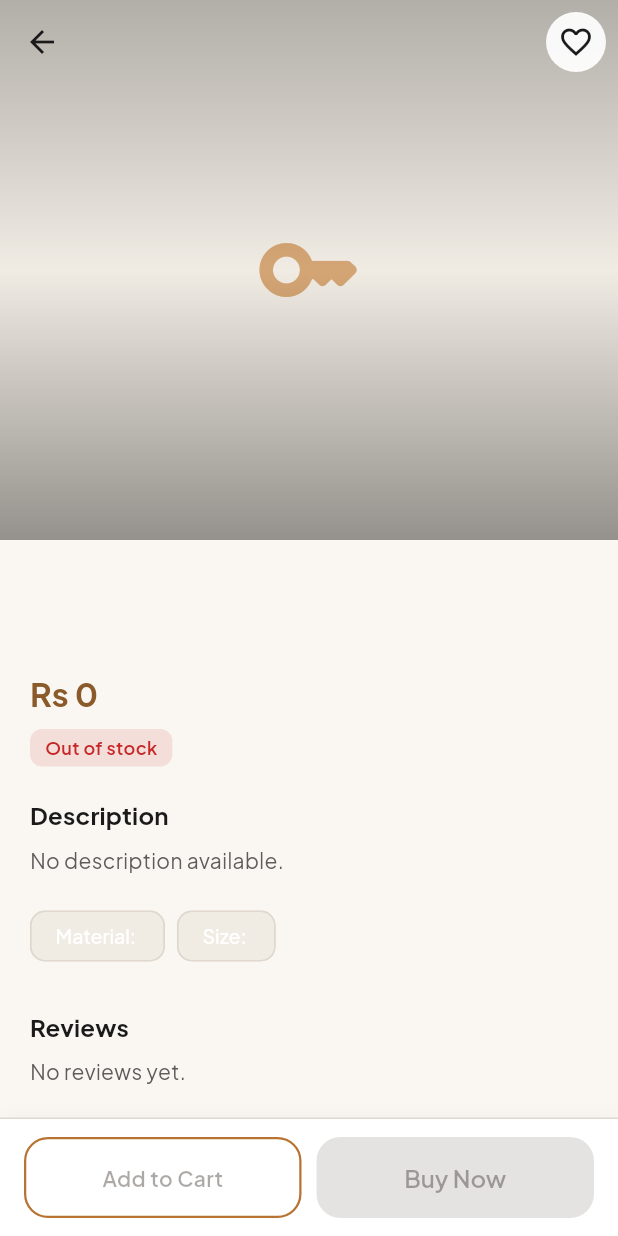
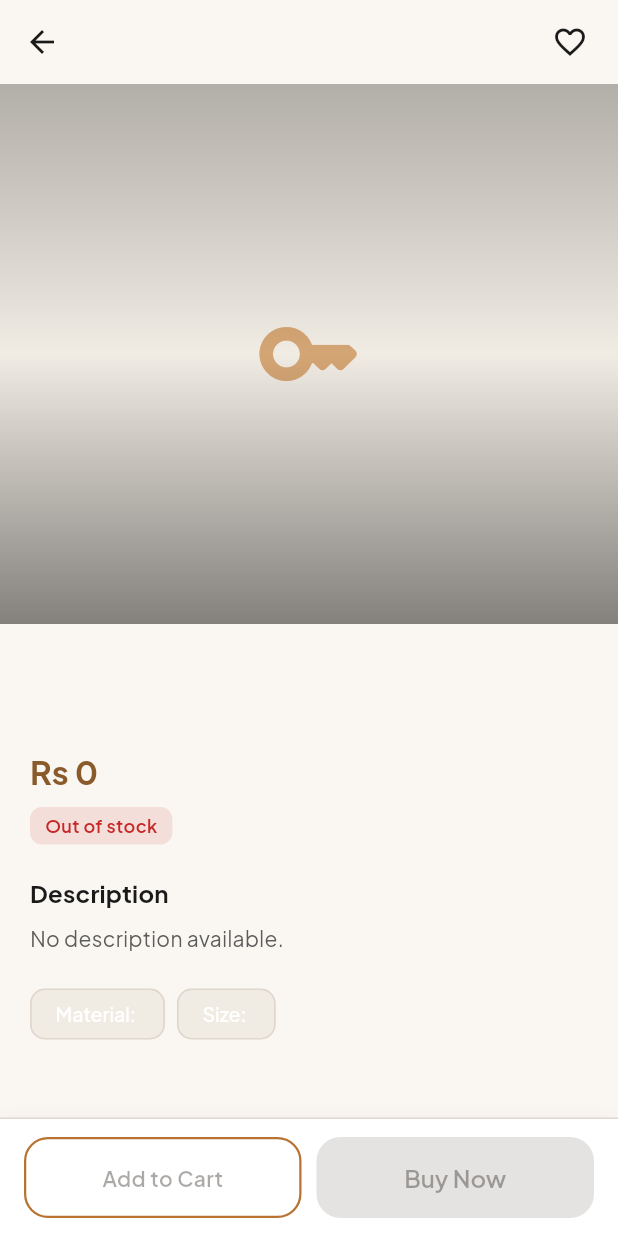
Before and after one commit to sairaazizsayra-cloud/final-year-project, a Flutter app: the ProductDetailScreen screen opened directly with empty values, on a phone screen of 412 x 824 dp. Run offline on Flutter 3.47's test engine with Material 3 defaults, Android fonts, the phone set to English and light mode, and no system bars; our stand-ins replace cached_network_image, cloud_firestore, cloud_functions, firebase_auth, firebase_core, firebase_messaging and 5 more; accounts and stored records are empty.

Commit message:
Update product detail screen.
Co-authored-by: Cursor <cursoragent@cursor.com>

```diff
--- a/lib/screens/products/product_detail_screen.dart
+++ b/lib/screens/products/product_detail_screen.dart
@@ -31,6 +31,7 @@ class _ProductDetailScreenState extends State<ProductDetailScreen> {
   int _imageIndex = 0;
   String? _selectedColor;
   final _customTextController = TextEditingController();
+  final _pageController = PageController();
 
   @override
   void initState() {
@@ -83,6 +84,7 @@ class _ProductDetailScreenState extends State<ProductDetailScreen> {
 
   @override
   void dispose() {
+    _pageController.dispose();
     _customTextController.dispose();
     super.dispose();
   }
@@ -156,22 +158,14 @@ class _ProductDetailScreenState extends State<ProductDetailScreen> {
     final product = _product!;
     final favorites = context.watch<FavoritesProvider>();
     final isFav = favorites.isFavorite(product.id);
-    final images = product.images.isNotEmpty
-        ? product.images
-        : <String>[];
+    final images = product.images.where((url) => url.trim().isNotEmpty).toList();
 
     return Scaffold(
-      body: CustomScrollView(
-        slivers: [
-          SliverAppBar(
-            expandedHeight: 360,
-            pinned: true,
+      appBar: AppBar(
         backgroundColor: AppColors.background,
         actions: [
           Padding(
             padding: const EdgeInsets.only(right: 8),
-                child: CircleAvatar(
-                  backgroundColor: Colors.white.withValues(alpha: 0.92),
             child: IconButton(
               onPressed: () => favorites.toggle(product.id),
               icon: Icon(
@@ -180,87 +174,19 @@ class _ProductDetailScreenState extends State<ProductDetailScreen> {
               ),
             ),
           ),
-              ),
-            ],
-            flexibleSpace: FlexibleSpaceBar(
-              background: Stack(
-                fit: StackFit.expand,
-                children: [
-                  if (images.isEmpty)
-                    Container(
-                      color: AppColors.surfaceMuted,
-                      child: const Icon(
-                        Icons.key_rounded,
-                        size: 72,
-                        color: AppColors.primaryLight,
-                      ),
-                    )
-                  else
-                    PageView.builder(
-                      itemCount: images.length,
-                      onPageChanged: (i) => setState(() => _imageIndex = i),
-                      itemBuilder: (context, index) {
-                        return CachedNetworkImage(
-                          imageUrl: images[index],
-                          fit: BoxFit.cover,
-                          placeholder: (context, url) =>
-                              Container(color: AppColors.surfaceMuted),
-                          errorWidget: (context, url, error) => Container(
-                            color: AppColors.surfaceMuted,
-                            child: const Icon(Icons.broken_image_outlined),
-                          ),
-                        );
-                      },
-                    ),
-                  const DecoratedBox(
-                    decoration: BoxDecoration(
-                      gradient: LinearGradient(
-                        begin: Alignment.topCenter,
-                        end: Alignment.bottomCenter,
-                        colors: [
-                          Colors.black26,
-                          Colors.transparent,
-                          Colors.black38,
         ],
       ),
+      body: ListView(
+        padding: const EdgeInsets.fromLTRB(0, 0, 0, 24),
+        children: [
+          _ProductImageGallery(
+            images: images,
+            index: _imageIndex,
+            controller: _pageController,
+            onIndexChanged: (i) => setState(() => _imageIndex = i),
           ),
-                  ),
-                ],
-              ),
-            ),
-          ),
-          if (images.length > 1)
-            SliverToBoxAdapter(
-              child: Padding(
-                padding: const EdgeInsets.only(top: 10),
-                child: Row(
-                  mainAxisAlignment: MainAxisAlignment.center,
-                  children: List.generate(images.length, (i) {
-                    return Container(
-                      width: 8,
-                      height: 8,
-                      margin: const EdgeInsets.symmetric(horizontal: 3),
-                      decoration: BoxDecoration(
-                        shape: BoxShape.circle,
-                        color: i == _imageIndex
-                            ? AppColors.primary
-                            : AppColors.border,
-                      ),
-                    );
-                  }),
-                ),
-              ),
-            ),
-          SliverToBoxAdapter(
-            child: Container(
-              margin: const EdgeInsets.only(top: 4),
-              padding: const EdgeInsets.fromLTRB(20, 20, 20, 120),
-              decoration: const BoxDecoration(
-                color: AppColors.background,
-                borderRadius: BorderRadius.vertical(
-                  top: Radius.circular(AppRadii.lg),
-                ),
-              ),
+          Padding(
+            padding: const EdgeInsets.fromLTRB(20, 20, 20, 32),
             child: Column(
               crossAxisAlignment: CrossAxisAlignment.start,
               children: [
@@ -293,8 +219,7 @@ class _ProductDetailScreenState extends State<ProductDetailScreen> {
                       const SizedBox(width: 10),
                       Text(
                         Formatters.currency(product.price),
-                          style:
-                              Theme.of(context).textTheme.bodyMedium?.copyWith(
+                        style: Theme.of(context).textTheme.bodyMedium?.copyWith(
                               decoration: TextDecoration.lineThrough,
                               color: AppColors.textHint,
                             ),
@@ -325,8 +250,11 @@ class _ProductDetailScreenState extends State<ProductDetailScreen> {
                 Row(
                   children: [
                     if (product.rating > 0) ...[
-                        const Icon(Icons.star_rounded,
-                            color: AppColors.warning, size: 20),
+                      const Icon(
+                        Icons.star_rounded,
+                        color: AppColors.warning,
+                        size: 20,
+                      ),
                       const SizedBox(width: 4),
                       Text(
                         '${product.rating.toStringAsFixed(1)} (${product.totalReviews})',
@@ -376,7 +304,9 @@ class _ProductDetailScreenState extends State<ProductDetailScreen> {
                         height: 1.5,
                       ),
                 ),
-                  if (product.material != null || product.size != null) ...[
+                if (product.material != null ||
+                    product.size != null ||
+                    product.isCustomizable) ...[
                   const SizedBox(height: 16),
                   Wrap(
                     spacing: 8,
@@ -433,12 +363,8 @@ class _ProductDetailScreenState extends State<ProductDetailScreen> {
                       hintText: 'e.g. Ali, Best Friends…',
                     ),
                   ),
-                    const SizedBox(height: 4),
-                    Text(
-                      'Optional: upload a custom design image during a later update; text customization is saved with your cart item.',
-                      style: Theme.of(context).textTheme.bodySmall,
-                    ),
                 ],
+                if (_reviews.isNotEmpty) ...[
                   const SizedBox(height: 24),
                   Text(
                     'Reviews',
@@ -447,15 +373,9 @@ class _ProductDetailScreenState extends State<ProductDetailScreen> {
                         ),
                   ),
                   const SizedBox(height: 8),
-                  if (_reviews.isEmpty)
-                    Text(
-                      'No reviews yet.',
-                      style: Theme.of(context).textTheme.bodyMedium,
-                    )
-                  else
                   ..._reviews.map((r) => _ReviewTile(review: r)),
                 ],
-              ),
+              ],
             ),
           ),
         ],
@@ -498,6 +418,123 @@ class _ProductDetailScreenState extends State<ProductDetailScreen> {
   }
 }
 
+class _ProductImageGallery extends StatelessWidget {
+  const _ProductImageGallery({
+    required this.images,
+    required this.index,
+    required this.controller,
+    required this.onIndexChanged,
+  });
+
+  final List<String> images;
+  final int index;
+  final PageController controller;
+  final ValueChanged<int> onIndexChanged;
+
+  static const double _height = 360;
+
+  @override
+  Widget build(BuildContext context) {
+    return SizedBox(
+      height: _height,
+      width: double.infinity,
+      child: Stack(
+        fit: StackFit.expand,
+        children: [
+          ColoredBox(
+            color: AppColors.surfaceMuted,
+            child: images.isEmpty
+                ? const _GalleryFallback()
+                : PageView.builder(
+                    controller: controller,
+                    itemCount: images.length,
+                    onPageChanged: onIndexChanged,
+                    itemBuilder: (context, i) {
+                      return CachedNetworkImage(
+                        imageUrl: images[i],
+                        fit: BoxFit.cover,
+                        width: double.infinity,
+                        height: double.infinity,
+                        placeholder: (context, url) =>
+                            const ColoredBox(color: AppColors.surfaceMuted),
+                        errorWidget: (context, url, error) =>
+                            const _GalleryFallback(),
+                      );
+                    },
+                  ),
+          ),
+          const IgnorePointer(
+            child: DecoratedBox(
+              decoration: BoxDecoration(
+                gradient: LinearGradient(
+                  begin: Alignment.topCenter,
+                  end: Alignment.bottomCenter,
+                  colors: [
+                    Colors.black26,
+                    Colors.transparent,
+                    Colors.black45,
+                  ],
+                ),
+              ),
+            ),
+          ),
+          if (images.length > 1)
+            Positioned(
+              left: 0,
+              right: 0,
+              bottom: 16,
+              child: Row(
+                mainAxisAlignment: MainAxisAlignment.center,
+                children: List.generate(images.length, (i) {
+                  final selected = i == index;
+                  return GestureDetector(
+                    onTap: () {
+                      controller.animateToPage(
+                        i,
+                        duration: const Duration(milliseconds: 280),
+                        curve: Curves.easeOut,
+                      );
+                    },
+                    child: AnimatedContainer(
+                      duration: const Duration(milliseconds: 200),
+                      width: selected ? 22 : 8,
+                      height: 8,
+                      margin: const EdgeInsets.symmetric(horizontal: 4),
+                      decoration: BoxDecoration(
+                        borderRadius: BorderRadius.circular(8),
+                        color: selected
+                            ? Colors.white
+                            : Colors.white.withValues(alpha: 0.45),
+                      ),
+                    ),
+                  );
+                }),
+              ),
+            ),
+        ],
+      ),
+    );
+  }
+}
+
+class _GalleryFallback extends StatelessWidget {
+  const _GalleryFallback();
+
+  @override
+  Widget build(BuildContext context) {
+    return const ColoredBox(
+      color: AppColors.surfaceMuted,
+      child: Center(
+        child: Icon(
+          Icons.key_rounded,
+          size: 72,
+          color: AppColors.primaryLight,
+        ),
+      ),
+    );
+  }
+}
+
 class _ReviewTile extends StatelessWidget {
   const _ReviewTile({required this.review});
 
@@ -524,8 +561,11 @@ class _ReviewTile extends StatelessWidget {
                 style: const TextStyle(fontWeight: FontWeight.w600),
               ),
               const Spacer(),
-              const Icon(Icons.star_rounded,
-                  size: 16, color: AppColors.warning),
+              const Icon(
+                Icons.star_rounded,
+                size: 16,
+                color: AppColors.warning,
+              ),
               Text(review.rating.toStringAsFixed(1)),
             ],
           ),
```
Lines whose indentation alone changed are shown as unchanged.
